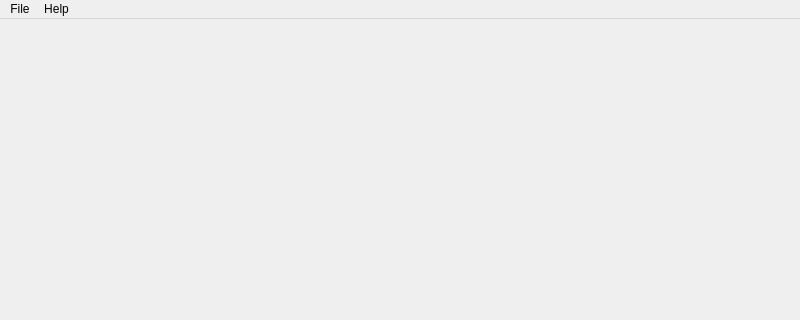
This is lib/rapuma/dialog/main.ui in sillsdev/rapuma as Qt 5 draws it before an edit; both pictures show x 0 to 800 and y 0 to 320 of the 800 by 600 pixel window. The edited form follows.
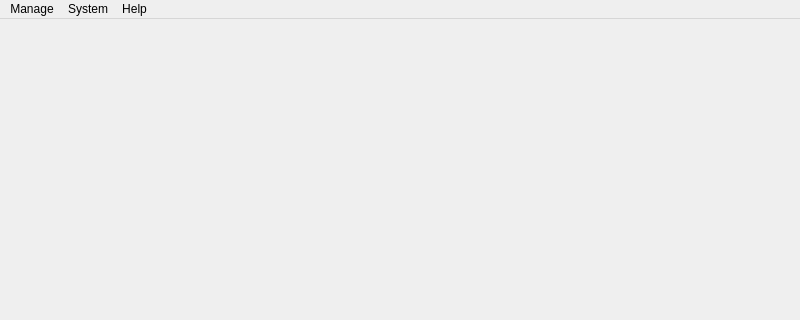
This is the edited form.

Commit message: Reorg/relable menu - testing

Diff of the .ui file:
```diff
--- a/lib/rapuma/dialog/main.ui
+++ b/lib/rapuma/dialog/main.ui
@@ -25,7 +25,7 @@
    </property>
    <widget class="QMenu" name="menuFile">
     <property name="title">
-     <string>File</string>
+     <string>Manage</string>
     </property>
     <addaction name="menuFileOpen"/>
     <addaction name="menuFileNew"/>
@@ -38,7 +38,14 @@
     </property>
     <addaction name="menuHelpAbout"/>
    </widget>
+   <widget class="QMenu" name="menuSystem">
+    <property name="title">
+     <string>System</string>
+    </property>
+    <addaction name="menuSystemPreferences"/>
+   </widget>
    <addaction name="menuFile"/>
+   <addaction name="menuSystem"/>
    <addaction name="menuHelp"/>
   </widget>
   <widget class="QStatusBar" name="statusbar"/>
```
Left out of the diff: 68 changed lines with no effect on the pictures. The commit also changes 7 other files.
